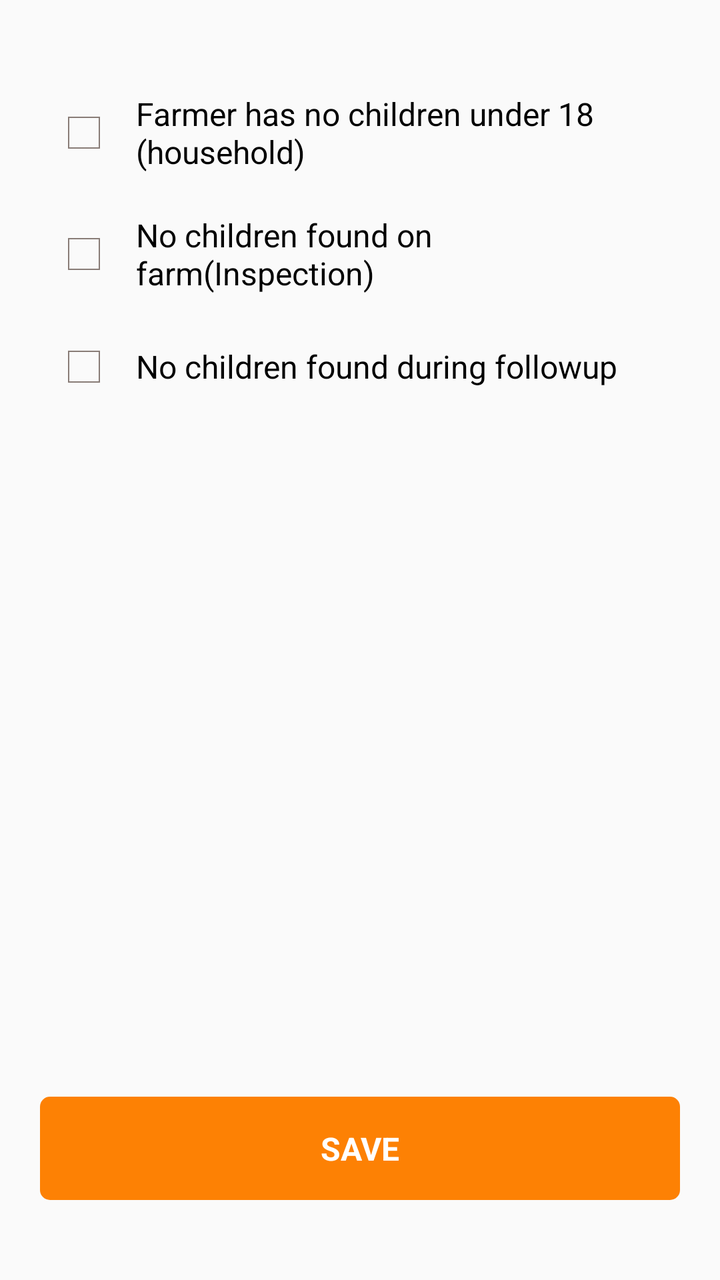
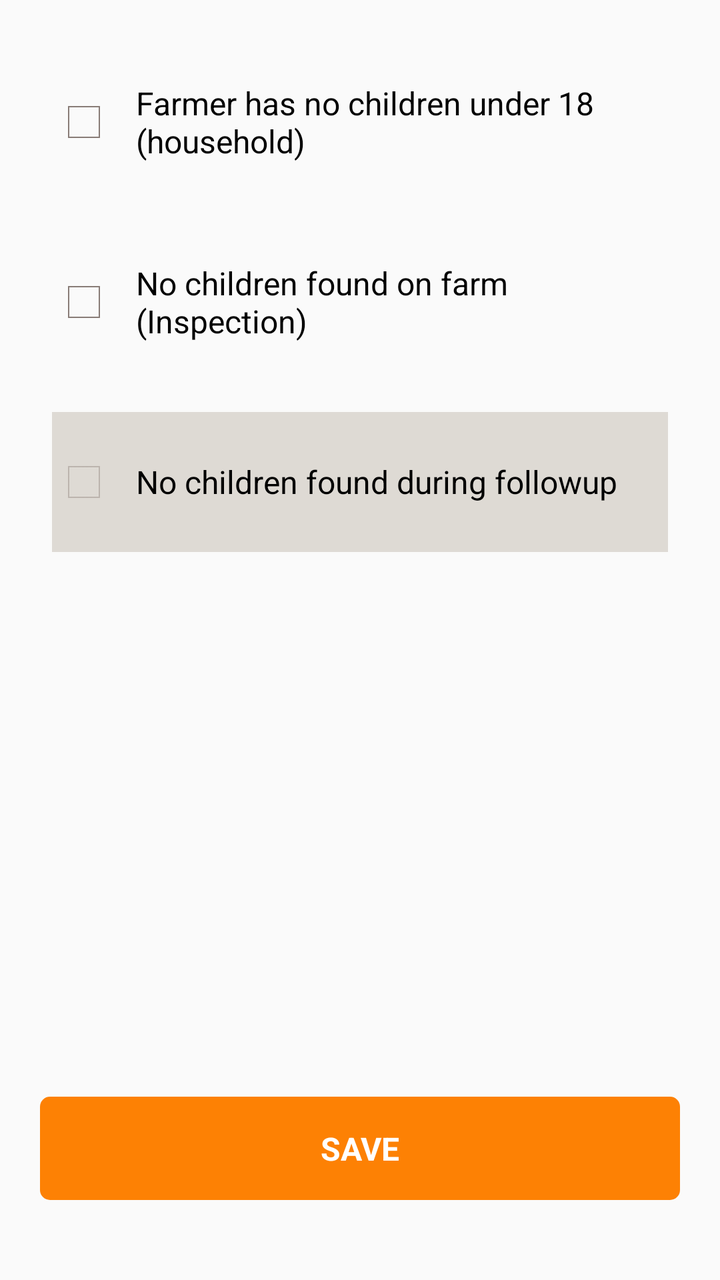

Before-and-after screenshots of an Android layout around one commit, followed by the original layout XML and the change that was made.
<!-- AndroidManifest.xml: application theme AppTheme -->
<!-- res/layout/activity_child_visit_detail.xml -->
<?xml version="1.0" encoding="utf-8"?>
<RelativeLayout xmlns:android="http://schemas.android.com/apk/res/android"
    android:layout_width="match_parent"
    android:layout_height="match_parent"
    android:background="@color/clmrs_bg"
    android:orientation="vertical">

    <LinearLayout
        android:layout_width="match_parent"
        android:layout_height="match_parent"
        android:layout_above="@+id/layout_footer"
        android:layout_alignParentTop="true"
        android:layout_margin="@dimen/activity_horizontal_margin"
        android:background="@color/clmrs_bg"
        android:padding="10dp"
        android:orientation="vertical">


        <CheckBox
            android:id="@+id/householdCheckBox"
            android:layout_width="match_parent"
            android:layout_height="wrap_content"
            android:layout_marginTop="20dp"
            android:buttonTint="#6C5D56"
            android:paddingLeft="10dp"
            android:text="@string/household_question"
            android:textColor="@android:color/black" />


        <CheckBox
            android:id="@+id/inspectionCheckBox"
            android:layout_width="match_parent"
            android:layout_height="wrap_content"
            android:layout_gravity="center"
            android:layout_marginTop="20dp"
            android:buttonTint="#6C5D56"
            android:paddingLeft="10dp"
            android:text="@string/inspection_question"
            android:textColor="@android:color/black" />

        <CheckBox
            android:id="@+id/followupCheckBox"
            android:layout_width="match_parent"
            android:layout_height="wrap_content"
            android:layout_gravity="center"
            android:layout_marginTop="20dp"
            android:buttonTint="#6C5D56"
            android:paddingLeft="10dp"
            android:text="@string/followup_question"
            android:textColor="@android:color/black" />


    </LinearLayout>

    <LinearLayout
        android:id="@+id/layout_footer"
        android:layout_width="match_parent"
        android:layout_height="wrap_content"
        android:layout_alignParentBottom="true"
        android:background="@color/clmrs_bg"
        android:gravity="center">


        <android.support.v7.widget.AppCompatButton
            android:id="@+id/saveVisitDetailButton"
            android:layout_width="match_parent"
            android:layout_height="wrap_content"
            android:layout_gravity="center"
            android:layout_marginLeft="20dp"
            android:layout_marginTop="40dp"
            android:layout_marginRight="20dp"
            android:layout_marginBottom="40dp"
            android:background="@drawable/border_yellow_background"
            android:gravity="center"
            android:padding="15dp"
            android:text="@string/Save"
            android:textAllCaps="true"
            android:textColor="@color/ofis_base_font_white"
            android:textStyle="bold" />
    </LinearLayout>
</RelativeLayout>
<!-- resources referenced by this layout -->
<resources>
  <color name="clmrs_bg">#FAFAFA</color>
  <color name="ofis_base_font_white">#ffffff</color>
  <dimen name="activity_horizontal_margin">16dp</dimen>
  <!-- drawable border_yellow_background (drawable) -->
  <?xml version="1.0" encoding="utf-8"?>
  <shape xmlns:android="http://schemas.android.com/apk/res/android" android:shape="rectangle">
      <solid android:color="@color/clmrs_yellow" />
  
      <corners
          android:radius="5dp" />
  </shape>
  <string name="Save">Save</string>
  <string name="followup_question">No children found during followup</string>
  <string name="household_question">Farmer has no children under 18 (household)</string>
  <string name="inspection_question">No children found on farm(Inspection)</string>
  <style name="AppTheme" parent="android:Theme.Holo.Light">
          
          <item name="android:spinnerItemStyle">@style/SpinnerItem</item>
          <item name="android:spinnerDropDownItemStyle">@style/SpinnerItem.DropDownItem</item>
          <item name="android:dropDownListViewStyle">@style/StandardSpinner</item>
          <item name="android:actionBarStyle">@style/AppTheme.ActionBarStyle</item>
      </style>
  <color name="clmrs_yellow">#FD8104</color>
  <style name="SpinnerItem" parent="android:Widget.Holo.DropDownItem">
          <item name="android:textColor">@color/ofis_base_font_white</item>
          <item name="android:textSize">@dimen/ofis_spinner_text</item>
      </style>
  <style name="SpinnerItem.DropDownItem" parent="android:Widget.Holo.DropDownItem.Spinner">
          <item name="android:textColor">@color/ofis_text_field</item>
          <item name="android:background">@color/ofis_spinner_item_background</item>
      </style>
  <style name="StandardSpinner" parent="android:Widget.Holo.Light.ListView">
          <item name="android:dividerHeight">@dimen/ofis_spinner_itemseparator</item>
          <item name="android:divider">@color/ofis_spinner_divider</item>
      </style>
  <style name="AppTheme.ActionBarStyle" parent="android:Widget.Holo.Light.ActionBar">
          <item name="android:titleTextStyle">@style/AppTheme.ActionBar.TitleTextStyle</item>
      </style>
  <dimen name="ofis_spinner_text">14sp</dimen>
  <color name="ofis_text_field">#DE000000</color>
  <color name="ofis_spinner_item_background">@color/ofis_actionbar_background</color>
  <dimen name="ofis_spinner_itemseparator">1dp</dimen>
  <color name="ofis_spinner_divider">#ff333333</color>
  <style name="AppTheme.ActionBar.TitleTextStyle" parent="android:TextAppearance">
          <item name="android:textSize">@dimen/ofis_med_text</item>
      </style>
  <color name="ofis_actionbar_background">#dddddd</color>
  <dimen name="ofis_med_text">15sp</dimen>
</resources>

<!-- the commit's change to res/layout/activity_child_visit_detail.xml (unified diff, before → after) -->
@@ -19,8 +19,7 @@
         <CheckBox
             android:id="@+id/householdCheckBox"
             android:layout_width="match_parent"
-            android:layout_height="wrap_content"
-            android:layout_marginTop="20dp"
+            android:layout_height="70dp"
             android:buttonTint="#6C5D56"
             android:paddingLeft="10dp"
             android:text="@string/household_question"
@@ -30,7 +29,7 @@
         <CheckBox
             android:id="@+id/inspectionCheckBox"
             android:layout_width="match_parent"
-            android:layout_height="wrap_content"
+            android:layout_height="70dp"
             android:layout_gravity="center"
             android:layout_marginTop="20dp"
             android:buttonTint="#6C5D56"
@@ -41,11 +40,13 @@
         <CheckBox
             android:id="@+id/followupCheckBox"
             android:layout_width="match_parent"
-            android:layout_height="wrap_content"
+            android:layout_height="70dp"
             android:layout_gravity="center"
             android:layout_marginTop="20dp"
             android:buttonTint="#6C5D56"
             android:paddingLeft="10dp"
+            android:enabled="false"
+            android:background="@color/clmrs_bg_gray"
             android:text="@string/followup_question"
             android:textColor="@android:color/black" />
 
<!-- resource entries referenced after the edit -->
@@ -1,6 +1,7 @@
 <!-- resources referenced by this layout -->
 <resources>
   <color name="clmrs_bg">#FAFAFA</color>
+  <color name="clmrs_bg_gray">#DEDAD4</color>
   <color name="ofis_base_font_white">#ffffff</color>
   <dimen name="activity_horizontal_margin">16dp</dimen>
   <!-- drawable border_yellow_background (drawable) -->
@@ -14,7 +15,7 @@
   <string name="Save">Save</string>
   <string name="followup_question">No children found during followup</string>
   <string name="household_question">Farmer has no children under 18 (household)</string>
-  <string name="inspection_question">No children found on farm(Inspection)</string>
+  <string name="inspection_question">No children found on farm (Inspection)</string>
   <style name="AppTheme" parent="android:Theme.Holo.Light">
           
           <item name="android:spinnerItemStyle">@style/SpinnerItem</item>
